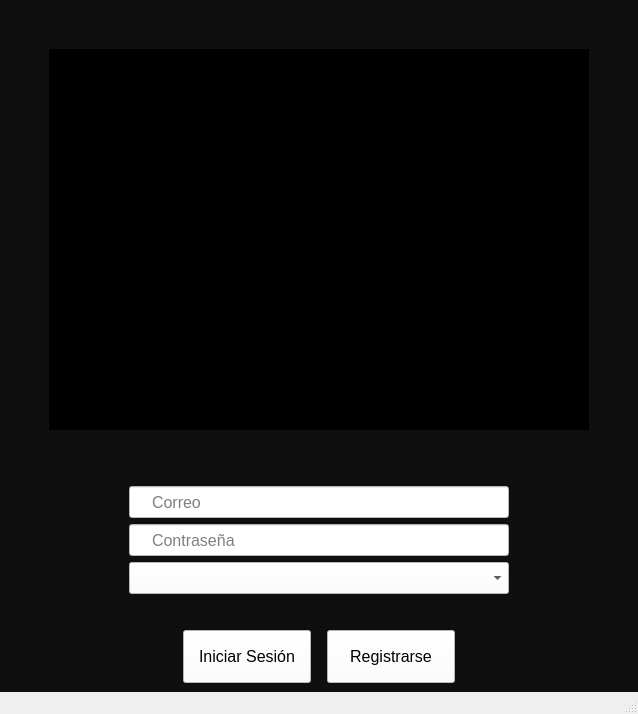
Qt form GymFitness/mainwindow.ui (J-Pinos3/Desktop_GymManagement) before a commit.
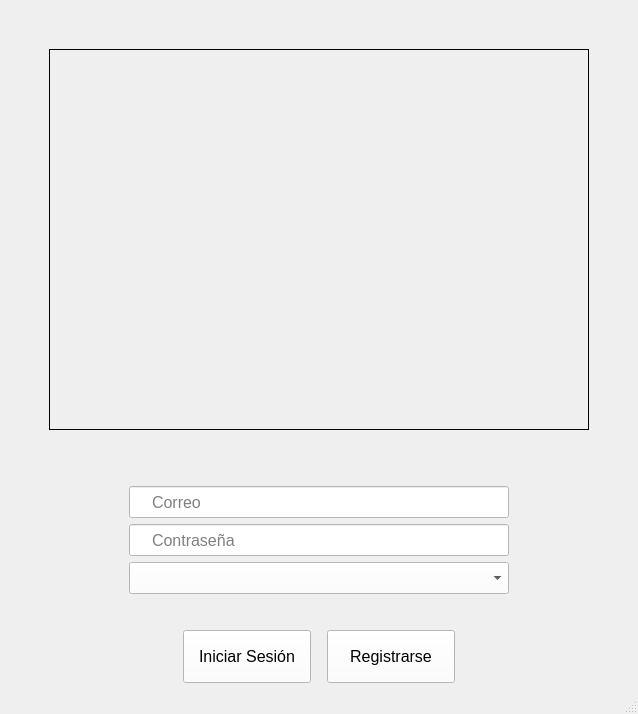
The same form after that commit. Icons and pictures are not drawn.

Commit message: show appoints for a given date, new colors, fixed major bugs in management tab

```diff
--- a/GymFitness/mainwindow.ui
+++ b/GymFitness/mainwindow.ui
@@ -16,12 +16,15 @@
   <property name="autoFillBackground">
    <bool>false</bool>
   </property>
+  <property name="styleSheet">
+   <string notr="true">background-color: rgb(ff,ff, ff);</string>
+  </property>
   <widget class="QWidget" name="centralwidget">
    <property name="layoutDirection">
     <enum>Qt::LeftToRight</enum>
    </property>
    <property name="styleSheet">
-    <string notr="true">background-color: rgb(15, 15, 15);</string>
+    <string notr="true">background-color: rgb(ff,ff, ff);</string>
    </property>
    <layout class="QVBoxLayout" name="verticalLayout_2">
     <item>
@@ -31,7 +34,7 @@
 	margin-top: 40;
 	margin-right: 40;
 	margin-left: 40;
-	background:black;
+	//background:black;
 }
 
 </string>
```
Left out of the diff: 4 changed lines with no effect on the pictures. The commit also changes 53 other files.
